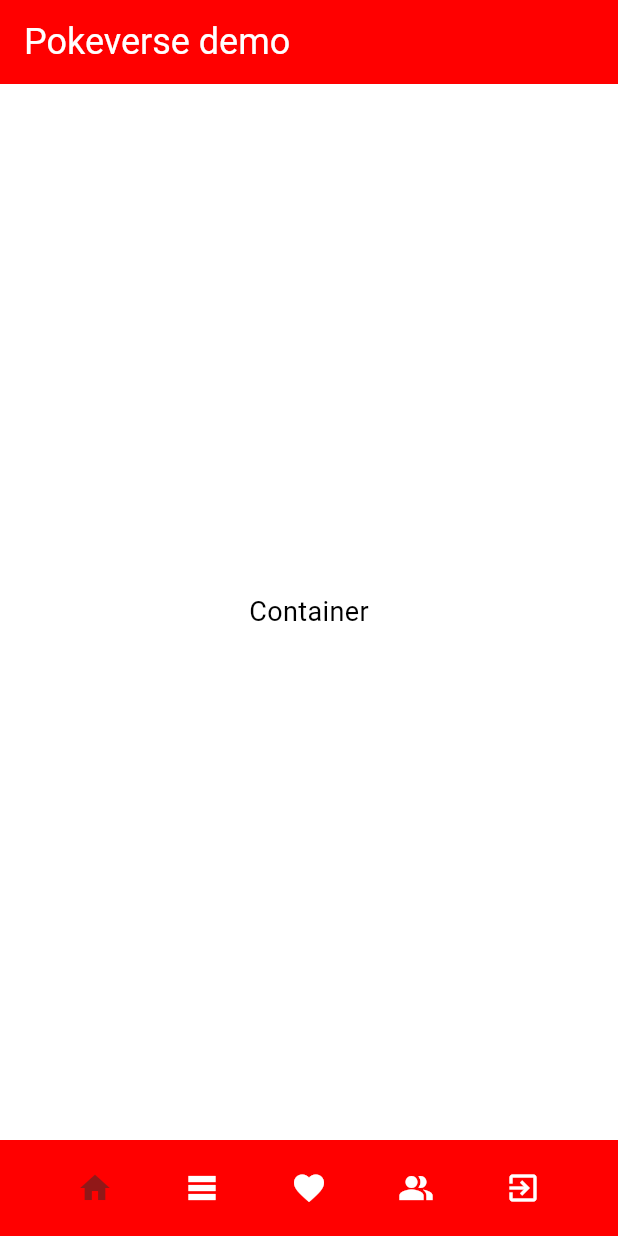
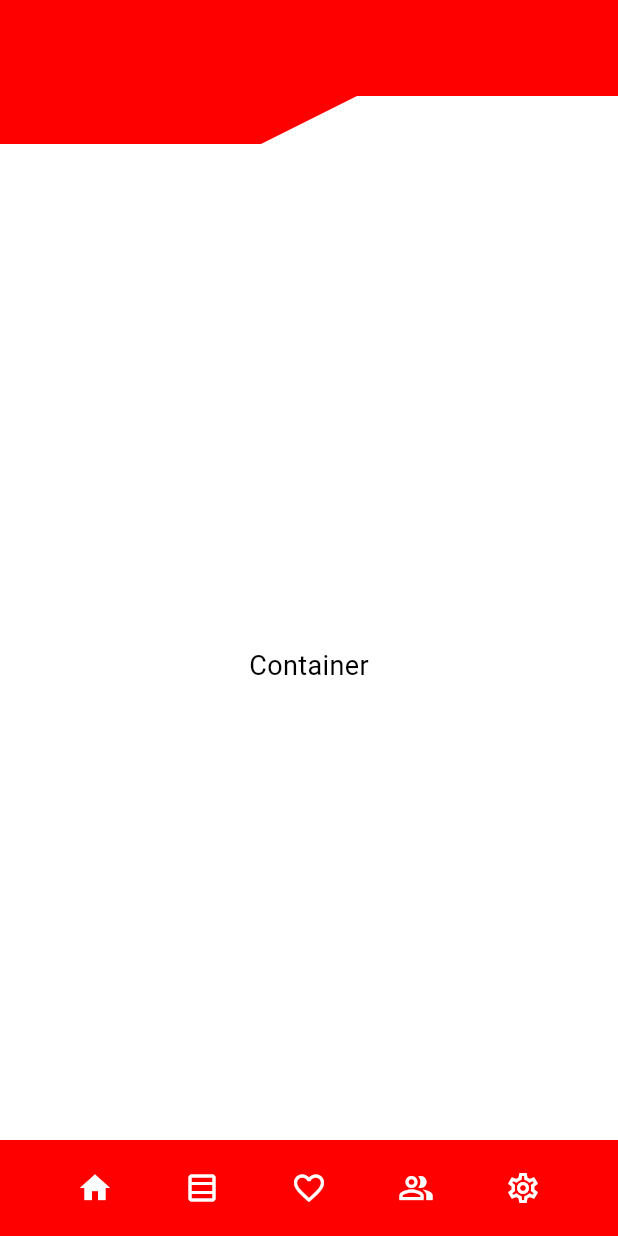
Before and after one commit to alex-nash-ucf/pokeverse, a Flutter app: the screen it shows after launch, on a phone screen of 412 x 824 dp. Run offline on Flutter 3.47's test engine with Material 3 defaults, Android fonts, the light colour scheme and no system bars; project files that could hold a hidden picture were left out.

Commit message:
Header shape

```diff
--- /dev/null
+++ b/mobile/lib/componenets/header.dart
@@ -0,0 +1,41 @@
+import 'package:flutter/material.dart';
+
+class Header extends CustomPainter {
+  final Color color; // Accept color as a parameter
+
+  Header({required this.color});
+
+  double top_height = 64;
+  double slope_height = 32;
+  double slope_width = 64;
+
+  @override
+  void paint(Canvas canvas, Size size) {
+    Paint paint = Paint()
+      ..color = color // Use the passed color
+      ..style = PaintingStyle.fill;
+
+    // DRAW THE PATH
+    Path path = Path();
+    path.moveTo(0, 0);
+    path.lineTo(0, slope_height + top_height);
+    path.lineTo((size.width / 2) - (slope_width / 2), slope_height + top_height);
+    path.lineTo((size.width / 2) + (slope_width / 2), top_height);
+    path.lineTo(size.width, top_height);
+    path.lineTo(size.width, 0);
+    path.close();
+
+    // DRAWING THE SHAPE
+    canvas.drawPath(path, paint);
+
+    // IF YOU WANT TO OVERFLOW IMAGE, YOU CAN ALSO DO THAT HERE
+    final imgWidth = size.width;
+    final imgHeight = size.height * 0.8; // Adjust the height as needed
+    // For now, we aren't adding any image, but you can add an image similarly
+  }
+
+  @override
+  bool shouldRepaint(CustomPainter oldDelegate) {
+    return false;
+  }
+}
--- a/mobile/lib/main.dart
+++ b/mobile/lib/main.dart
@@ -1,5 +1,7 @@
 import 'package:flutter/material.dart';
+import 'package:flutter/services.dart';
 import 'package:mobile/componenets/carouselItem.dart';
+import 'package:mobile/screens/main.dart';
 import 'package:mobile/themes/theme.dart';
 
 void main() {
@@ -13,111 +15,8 @@ class MyApp extends StatelessWidget {
   Widget build(BuildContext context) {
     return MaterialApp(
       title: 'Pokeverse',
-      home: GettingStartedScreen(),
+      home: MainScreen(),
       theme: lightMode,
     );
   }
 }
-
-class GettingStartedScreen extends StatefulWidget {
-  @override
-  _GettingStartedScreenState createState() => _GettingStartedScreenState();
-}
-
-class _GettingStartedScreenState extends State<GettingStartedScreen> {
-  final PageController _pageController = PageController();
-  int _selectedIndex = 0;
-
-  void _onNavBarTap(int index) {
-    setState(() {
-      _selectedIndex = index;
-      _pageController.animateToPage(
-        index,
-        duration: Duration(milliseconds: 300),
-        curve: Curves.easeInOut,
-      );
-    });
-  }
-
-  @override
-  Widget build(BuildContext context) {
-    return Scaffold(
-      appBar: AppBar(
-        backgroundColor: Theme.of(context).primaryColor,
-        title: Text(
-          "Pokeverse demo",
-          style: TextStyle(
-            color: Theme.of(context).scaffoldBackgroundColor,
-            fontSize: 24,
-          ),
-        ),
-      ),
-      body: Column(
-        children: [
-          // CAROUSEL
-          Expanded(
-            child: PageView(
-              controller: _pageController,
-              children: List.generate(5, (index) => CarouselItem()),
-              onPageChanged: (index) {
-                setState(() {
-                  _selectedIndex = index;
-                });
-              },
-            ),
-          ),
-
-          // NAVBAR
-          Container(
-            height: 64,
-            color: Theme.of(context).primaryColor,
-            child: Padding(
-              padding: const EdgeInsets.symmetric(horizontal: 16.0),
-              child: Row(
-                mainAxisAlignment: MainAxisAlignment.spaceEvenly,
-                children: List.generate(5, (index) {
-                  return NavBarButton(
-                    icon: [
-                      Icons.home,
-                      Icons.table_rows,
-                      Icons.favorite,
-                      Icons.people_alt,
-                      Icons.exit_to_app
-                    ][index],
-                    isSelected: _selectedIndex == index,
-                    onPressed: () => _onNavBarTap(index),
-                  );
-                }),
-              ),
-            ),
-          ),
-        ],
-      ),
-    );
-  }
-}
-
-class NavBarButton extends StatelessWidget {
-  final IconData icon;
-  final VoidCallback onPressed;
-  final bool isSelected;
-
-  const NavBarButton({
-    Key? key,
-    required this.icon,
-    required this.onPressed,
-    required this.isSelected,
-  }) : super(key: key);
-
-  @override
-  Widget build(BuildContext context) {
-    return IconButton(
-      onPressed: onPressed,
-      icon: Icon(
-        icon,
-        color: isSelected ? const Color.fromARGB(255, 145, 24, 24) : Theme.of(context).scaffoldBackgroundColor,
-
-      ),
-    );
-  }
-}
--- /dev/null
+++ b/mobile/lib/screens/main.dart
@@ -0,0 +1,126 @@
+import 'package:flutter/material.dart';
+import 'package:mobile/componenets/carouselItem.dart';
+import 'package:mobile/componenets/header.dart';
+
+class MainScreen extends StatefulWidget {
+  @override
+  _MainScreenState createState() => _MainScreenState();
+}
+
+class _MainScreenState extends State<MainScreen> {
+  final PageController _pageController = PageController();
+  int _selectedIndex = 0;
+
+  // CONTROLS SCROLL ANIMATION
+  void _onNavBarTap(int index) {
+    setState(() {
+      _selectedIndex = index;
+      _pageController.animateToPage(
+        index,
+        duration: Duration(milliseconds: 300),
+        curve: Curves.easeInOut,
+      );
+    });
+  }
+
+  @override
+  Widget build(BuildContext context) {
+    return Scaffold(
+      // BODY
+      body: Column(
+        children: [
+          Container(
+            height: MediaQuery.of(context).padding.top,
+            color: Theme.of(context).primaryColor,
+          ),
+
+          ClipRect(
+            clipBehavior: Clip.none,
+            child: CustomPaint(
+              size: Size(MediaQuery.of(context).size.width, 128),
+              painter: Header(color: Theme.of(context).primaryColor),
+            ),
+          ),
+
+          // CAROUSEL
+          Expanded(
+            child: PageView(
+              controller: _pageController,
+              children: List.generate(
+                5,
+                (index) => CarouselItem(),
+              ),
+              onPageChanged: (index) {
+                setState(() {
+                  _selectedIndex = index;
+                });
+              },
+            ),
+          ),
+
+          // NAVBAR
+          Container(
+            height: 64,
+            color: Theme.of(context).primaryColor,
+            child: Padding(
+              padding: const EdgeInsets.symmetric(horizontal: 16.0),
+              child: Row(
+                mainAxisAlignment: MainAxisAlignment.spaceEvenly,
+                children: List.generate(5, (index) {
+                  return NavBarButton(
+                    icon_unpressed:
+                        [
+                          Icons.home_outlined,
+                          Icons.table_rows_outlined,
+                          Icons.favorite_border_outlined,
+                          Icons.people_alt_outlined,
+                          Icons.settings_outlined,
+                        ][index],
+                    icon_pressed:
+                        [
+                          Icons.home,
+                          Icons.table_rows,
+                          Icons.favorite,
+                          Icons.people_alt,
+                          Icons.settings,
+                        ][index],
+                    isSelected: _selectedIndex == index,
+                    onPressed: () => _onNavBarTap(index),
+                  );
+                }),
+              ),
+            ),
+          ),
+        ],
+      ),
+    );
+  }
+}
+
+///////////////////////////  NAVBAR  //////////////////////////////////
+
+class NavBarButton extends StatelessWidget {
+  final IconData icon_pressed;
+  final IconData icon_unpressed;
+  final VoidCallback onPressed;
+  final bool isSelected;
+
+  const NavBarButton({
+    Key? key,
+    required this.icon_pressed,
+    required this.icon_unpressed,
+    required this.onPressed,
+    required this.isSelected,
+  }) : super(key: key);
+
+  @override
+  Widget build(BuildContext context) {
+    return IconButton(
+      onPressed: onPressed,
+      icon: Icon(
+        isSelected ? icon_pressed : icon_unpressed,
+        color: Theme.of(context).scaffoldBackgroundColor,
+      ),
+    );
+  }
+}
```
Also changed, not shown: mobile/lib/assets/images/Pokeverse_Logo.png (added).
